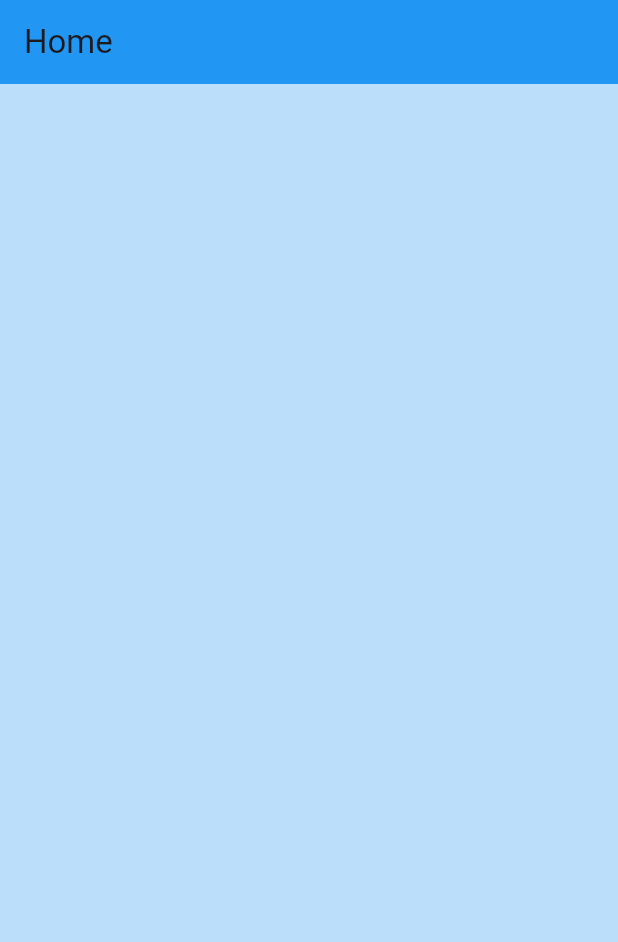
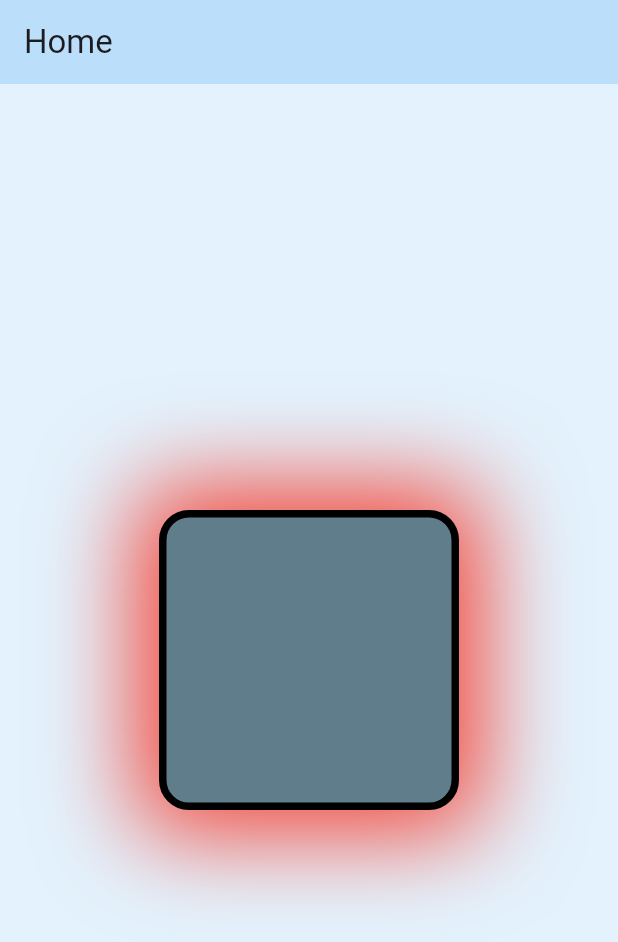
Before and after one commit to TheKaushikGoswami/Learning, a Flutter app: the screen it shows after launch, on a phone screen of 412 x 824 dp. Shown: the top 942 px of the screen. Run offline on Flutter 3.47's test engine with Material 3 defaults, Android fonts, the phone set to English and light mode, and no system bars.

Commit message:
Container Decoration in Flutter

```diff
--- a/Flutter/f_basics_4/lib/main.dart
+++ b/Flutter/f_basics_4/lib/main.dart
@@ -28,13 +28,39 @@ class HomeScreen extends StatelessWidget{
     return Scaffold(
       appBar: AppBar(
         title: Text("Home"),
-        backgroundColor: Colors.blue,
+        backgroundColor: Colors.blue.shade100,
       ),
       body: Container(
-        // height: 1000,
-        // width: 500,
-        // child: Text("Hello There!"),
-        color: Colors.blue.shade100,
+        width: double.infinity,
+        height: double.infinity,
+        color: Colors.blue.shade50,
+        child: Center(
+          child: Container(
+            width: 200,
+            height: 200,
+            decoration: BoxDecoration(
+              color: Colors.blueGrey,
+              borderRadius: BorderRadius.circular(20),
+              // borderRadius: BorderRadius.only(
+              //   topLeft: Radius.circular(30),
+              //   bottomRight: Radius.circular(30),
+              // )
+
+              border: Border.all(
+                width: 5,
+                color: Colors.black,
+              ),
+              boxShadow: [
+                BoxShadow(
+                blurRadius: 55,
+                color: Colors.red,
+                spreadRadius: 15
+                )
+              ],
+              // shape: BoxShape.circle
+            )
+          )
+        )
       )
     );
   }
```
Also changed, not shown: 1 other file.
